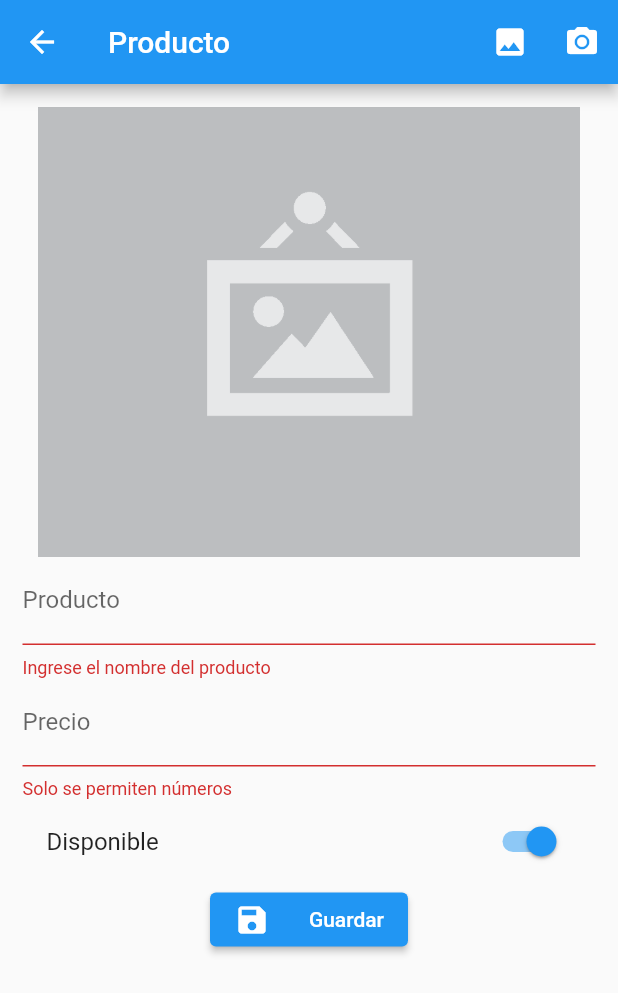
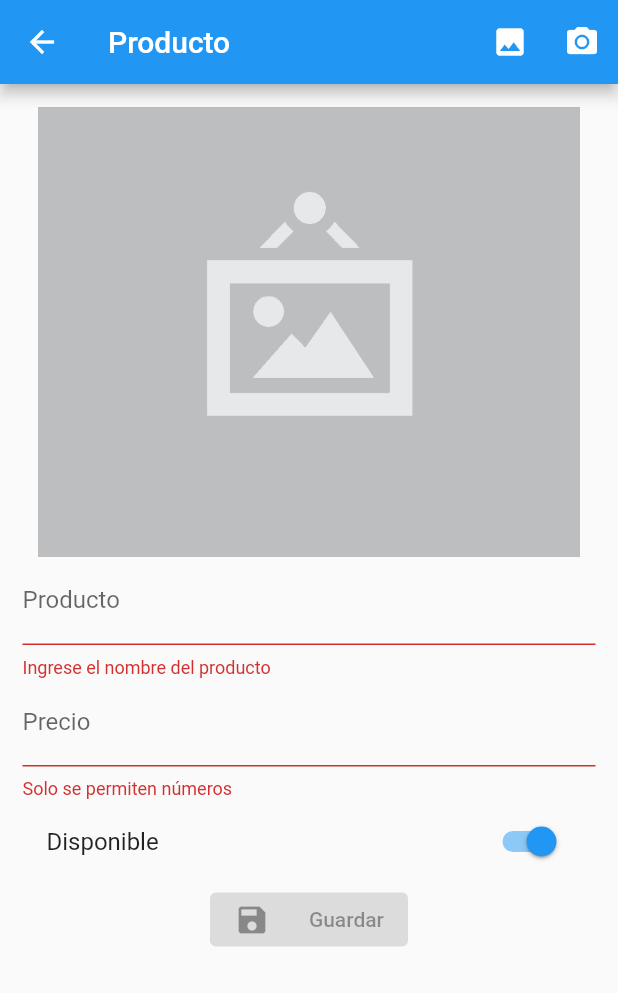
Before and after one commit to alejomongua/flutter_patron_bloc, a Flutter app: the ProductPage screen opened by its route, after a tap on "Guardar", on a phone screen of 412 x 824 dp. Shown: the top 993 px of the screen. Run offline on Flutter 3.47's test engine with Material 2 defaults, Android fonts, the phone set to English and light mode, and no system bars; our stand-ins replace image_picker, rxdart; missing offline and left inert: cloudinary_sdk; network calls fail.

```diff
--- a/lib/pages/product_page.dart
+++ b/lib/pages/product_page.dart
@@ -17,6 +17,8 @@ class _ProductPageState extends State<ProductPage> {
 
   Product producto = Product();
   ProductsProvider productProvider = ProductsProvider();
+
+  bool _guardando = false;
 
   @override
   Widget build(BuildContext context) {
@@ -92,7 +94,7 @@ class _ProductPageState extends State<ProductPage> {
       );
 
   Widget _crearBoton(context) => ElevatedButton(
-        onPressed: () => _submit(context),
+        onPressed: _guardando ? null : () => _submit(context),
         child: Container(
           width: 100,
           child: Row(
@@ -107,6 +109,8 @@ class _ProductPageState extends State<ProductPage> {
 
   _submit(context) async {
     final currentState = formKey.currentState;
+    _guardando = true;
+    setState(() {});
     if (currentState != null && currentState.validate()) {
       currentState.save();
 
@@ -145,20 +149,24 @@ class _ProductPageState extends State<ProductPage> {
   }
 
   Widget _showPhoto() {
-    if (producto.fotourl != null) {
-      return Container();
-    }
-
-    if (foto == null) {
-      return Image(
-        image: AssetImage('assets/no-image.png'),
+    if (foto != null) {
+      return Image.file(
+        foto!,
         height: 300,
         fit: BoxFit.cover,
       );
     }
 
-    return Image.file(
-      foto!,
+    if (producto.fotourl != null) {
+      return FadeInImage(
+        placeholder: AssetImage('assets/jar-loading.gif'),
+        height: 300,
+        image: NetworkImage(producto.fotourl!),
+        fit: BoxFit.cover,
+      );
+    }
+    return Image(
+      image: AssetImage('assets/no-image.png'),
       height: 300,
       fit: BoxFit.cover,
     );
```
Also changed, not shown: lib/pages/home_page.dart (+26 -7 lines).
